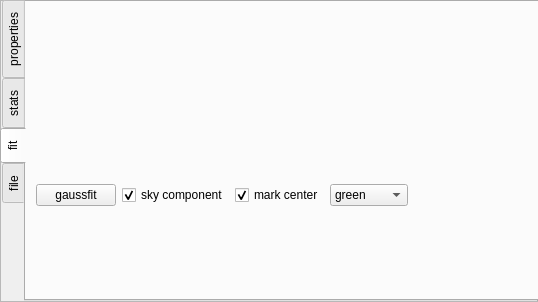
Above: code/display/implement/region/QtRegionState.ui from radio-astro/casa before the change. Below: the same form after it.
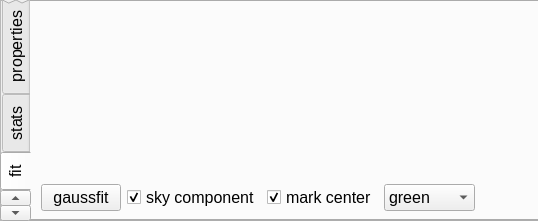
That is the form after the change. The open tabs and pages were chosen to show the change.

Patch:
```diff
--- a/code/display/implement/region/QtRegionState.ui
+++ b/code/display/implement/region/QtRegionState.ui
@@ -7,7 +7,7 @@
     <x>0</x>
     <y>0</y>
     <width>538</width>
-    <height>302</height>
+    <height>221</height>
    </rect>
   </property>
   <property name="windowTitle">
@@ -28,9 +28,14 @@
      <x>0</x>
      <y>0</y>
      <width>541</width>
-     <height>301</height>
+     <height>221</height>
     </rect>
    </property>
+   <property name="font">
+    <font>
+     <pointsize>12</pointsize>
+    </font>
+   </property>
    <property name="tabPosition">
     <enum>QTabWidget::West</enum>
    </property>
@@ -1189,8 +1194,8 @@
       <rect>
        <x>10</x>
        <y>180</y>
-       <width>404</width>
-       <height>27</height>
+       <width>439</width>
+       <height>32</height>
       </rect>
      </property>
      <layout class="QHBoxLayout" name="horizontalLayout_3">
```
Left out of the diff: 4 changed lines with no effect on the pictures.
